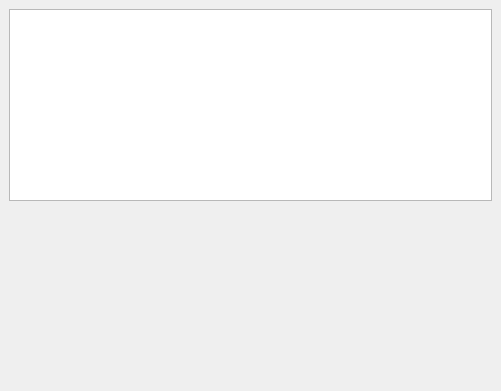
First picture: the form in recentwindow.ui, repository dragly/trafikanten-maemo, before the edit.
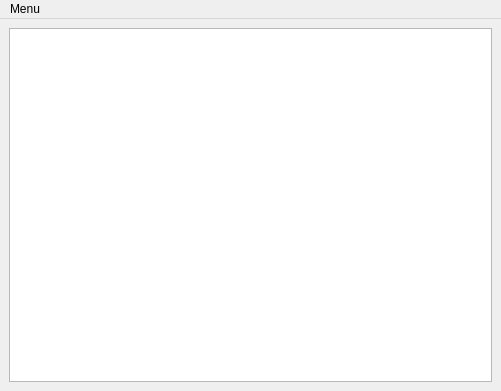
Second picture: the form after the edit.

```diff
--- a/recentwindow.ui
+++ b/recentwindow.ui
@@ -37,21 +37,30 @@
       </attribute>
      </widget>
     </item>
-    <item>
-     <spacer name="verticalSpacer">
-      <property name="orientation">
-       <enum>Qt::Vertical</enum>
-      </property>
-      <property name="sizeHint" stdset="0">
-       <size>
-        <width>20</width>
-        <height>40</height>
-       </size>
-      </property>
-     </spacer>
-    </item>
    </layout>
   </widget>
+  <widget class="QMenuBar" name="menuBar">
+   <property name="geometry">
+    <rect>
+     <x>0</x>
+     <y>0</y>
+     <width>501</width>
+     <height>21</height>
+    </rect>
+   </property>
+   <widget class="QMenu" name="menuMenu">
+    <property name="title">
+     <string>Menu</string>
+    </property>
+    <addaction name="actionDelete_all"/>
+   </widget>
+   <addaction name="menuMenu"/>
+  </widget>
+  <action name="actionDelete_all">
+   <property name="text">
+    <string>Delete all</string>
+   </property>
+  </action>
  </widget>
  <resources/>
  <connections/>
```
Left out of the diff: 3 changed lines with no effect on the pictures.
